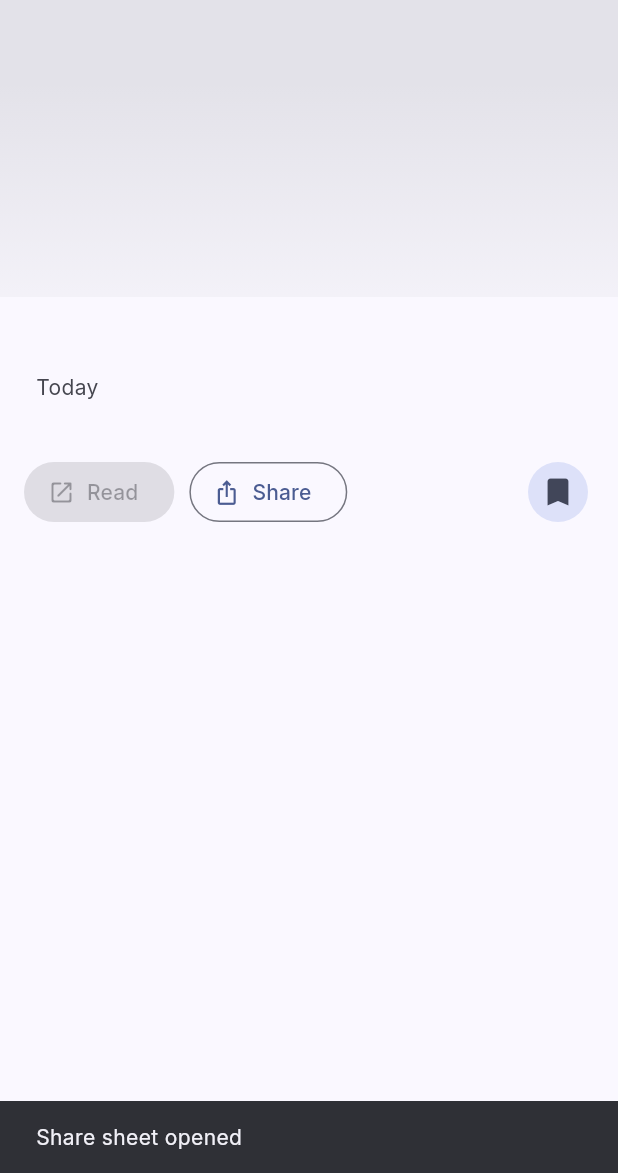
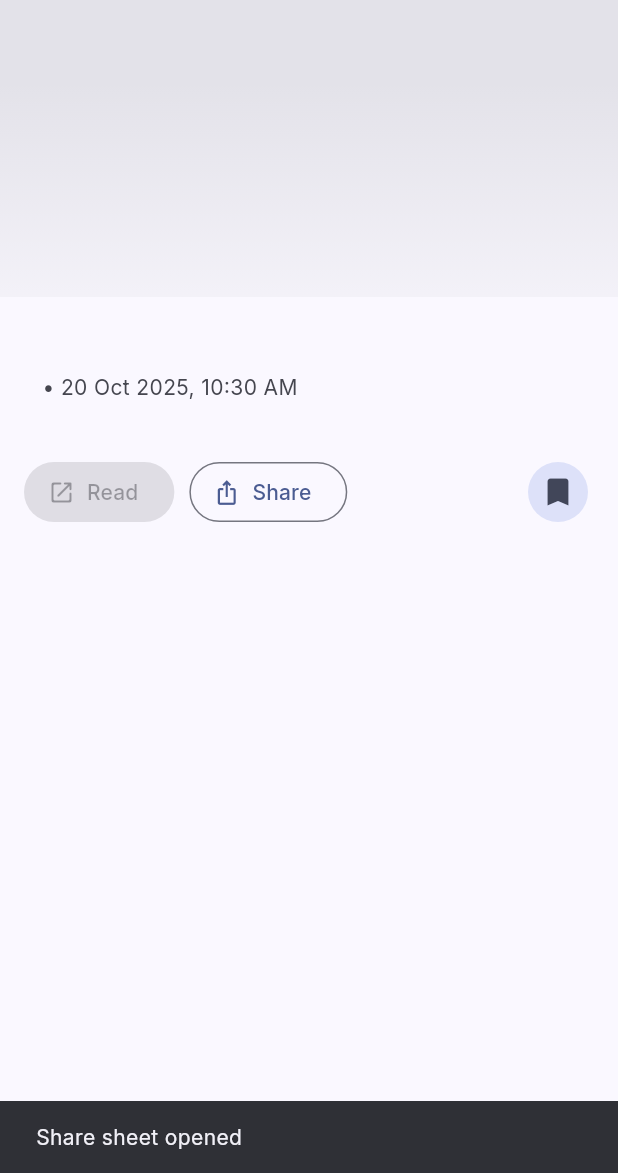
Before and after one commit to onlinecalculatorpro-astro/cinepulse, a Flutter app: the StoryDetailsScreen screen opened directly with empty values, after a tap on the "bookmark add" icon, after a tap on the "ios share" icon, on a phone screen of 412 x 824 dp, the part 63-1236 px from its top. Run offline on Flutter 3.47's test engine with Material 3 defaults, Android fonts, the phone set to English and light mode, and no system bars; our stand-ins replace cached_network_image, connectivity_plus, google_fonts, share_plus, shared_preferences; accounts and stored records are empty; network calls fail; statements that could not run were skipped.

Commit message:
Update story_details.dart

```diff
--- a/lib/features/story/story_details.dart
+++ b/lib/features/story/story_details.dart
@@ -4,13 +4,12 @@ import 'package:flutter/foundation.dart';
 import 'package:flutter/material.dart';
 import 'package:flutter/services.dart';
 import 'package:google_fonts/google_fonts.dart';
-import 'package:intl/intl.dart';
 import 'package:share_plus/share_plus.dart';
 import 'package:url_launcher/url_launcher.dart';
 
 import '../../core/api.dart'; // deepLinkForStoryId
 import '../../core/cache.dart';
-import '../../core/models.dart'; // Story + storyVideoUrl
+import '../../core/models.dart'; // Story + storyVideoUrl + metaLine
 import '../../core/utils.dart';
 import 'ott_badge.dart';
 
@@ -87,50 +86,6 @@ class StoryDetailsScreen extends StatelessWidget {
     }
   }
 
-  /* --------------------------------- meta ---------------------------------- */
-
-  String _metaLine() {
-    final String ctx;
-    if (story.isTheatrical) {
-      ctx = story.isUpcoming ? 'Coming soon' : 'In theatres';
-    } else {
-      ctx = story.kind.toLowerCase() == 'ott' ? 'OTT' : _titleCase(story.kind);
-    }
-
-    final DateTime? d = story.releaseDate ?? story.publishedAt;
-    String dateText = '';
-    if (d != null) {
-      final now = DateTime.now().toUtc();
-      final diff = now.difference(d);
-      if (diff.inDays >= 0 && diff.inDays <= 10) {
-        if (diff.inDays == 0) {
-          dateText = 'Today';
-        } else if (diff.inDays == 1) {
-          dateText = 'Yesterday';
-        } else {
-          dateText = '${diff.inDays}d ago';
-        }
-      } else {
-        dateText = DateFormat('d MMM').format(d.toLocal());
-      }
-    }
-
-    final extras = <String>[];
-    if ((story.ratingCert ?? '').isNotEmpty) extras.add(story.ratingCert!);
-    if ((story.runtimeMinutes ?? 0) > 0) extras.add('${story.runtimeMinutes}m');
-
-    final String sourceDomain = (story.sourceDomain ?? '').trim();
-
-    final parts = <String>[];
-    if (ctx.isNotEmpty) parts.add(ctx);
-    if (dateText.isNotEmpty) parts.add(dateText);
-    if (extras.isNotEmpty) parts.add(extras.join(' • '));
-    if (sourceDomain.isNotEmpty) parts.add(sourceDomain);
-    return parts.join(' • ');
-  }
-
-  String _titleCase(String s) => s.isEmpty ? s : (s[0].toUpperCase() + s.substring(1));
-
   /* --------------------------------- UI ------------------------------------ */
 
   @override
@@ -205,14 +160,14 @@ class StoryDetailsScreen extends StatelessWidget {
                       ),
                       const SizedBox(height: 8),
 
-                      // OTT badge + Meta line
+                      // OTT badge + Meta line ("News • 20 Oct 2025, 1:59 PM")
                       Wrap(
                         crossAxisAlignment: WrapCrossAlignment.center,
                         spacing: 8,
                         children: [
                           OttBadge.fromStory(story, dense: true),
                           Text(
-                            _metaLine(),
+                            story.metaLine, // <- from Story model
                             style: Theme.of(context).textTheme.bodyMedium?.copyWith(
                                   color: s.onSurfaceVariant,
                                 ),
```
